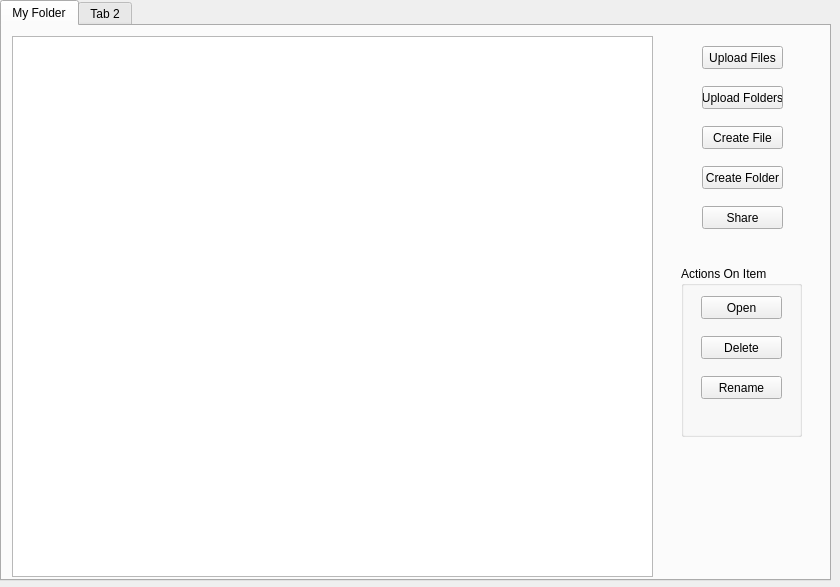
Old version of the form main.ui in the repository Orico83/FileSpace.
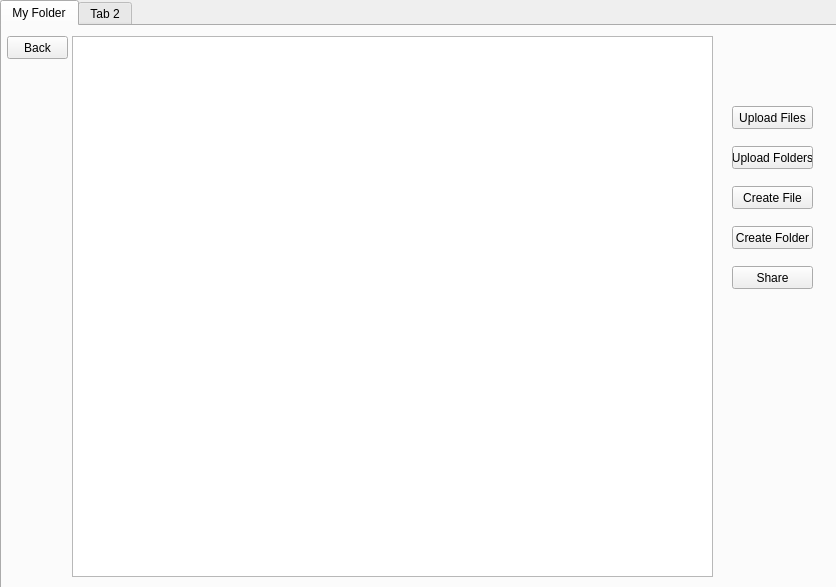
New version of the form.

Commit message: Changed to different view and fixed copy, paste, and cut errors. Still need to sync copy, paste, and cut with server.

What changed in the file:
```diff
--- a/main.ui
+++ b/main.ui
@@ -6,7 +6,7 @@
    <rect>
     <x>0</x>
     <y>0</y>
-    <width>840</width>
+    <width>836</width>
     <height>587</height>
    </rect>
   </property>
@@ -18,8 +18,8 @@
     <rect>
      <x>0</x>
      <y>0</y>
-     <width>831</width>
-     <height>581</height>
+     <width>841</width>
+     <height>591</height>
     </rect>
    </property>
    <property name="currentIndex">
@@ -32,8 +32,8 @@
     <widget class="QPushButton" name="upload_files_button">
      <property name="geometry">
       <rect>
-       <x>700</x>
-       <y>20</y>
+       <x>730</x>
+       <y>80</y>
        <width>81</width>
        <height>23</height>
       </rect>
@@ -45,8 +45,8 @@
     <widget class="QPushButton" name="share_button">
      <property name="geometry">
       <rect>
-       <x>700</x>
-       <y>180</y>
+       <x>730</x>
+       <y>240</y>
        <width>81</width>
        <height>23</height>
       </rect>
@@ -58,8 +58,8 @@
     <widget class="QPushButton" name="upload_folders_button">
      <property name="geometry">
       <rect>
-       <x>700</x>
-       <y>60</y>
+       <x>730</x>
+       <y>120</y>
        <width>81</width>
        <height>23</height>
       </rect>
@@ -68,86 +68,11 @@
       <string>Upload Folders</string>
      </property>
     </widget>
-    <widget class="QGroupBox" name="actions_on_item">
-     <property name="geometry">
-      <rect>
-       <x>679</x>
-       <y>240</y>
-       <width>121</width>
-       <height>171</height>
-      </rect>
-     </property>
-     <property name="font">
-      <font>
-       <weight>50</weight>
-       <bold>false</bold>
-       <underline>false</underline>
-      </font>
-     </property>
-     <property name="title">
-      <string>Actions On Item</string>
-     </property>
-     <property name="flat">
-      <bool>false</bool>
-     </property>
-     <widget class="QPushButton" name="open_button">
-      <property name="geometry">
-       <rect>
-        <x>20</x>
-        <y>30</y>
-        <width>81</width>
-        <height>23</height>
-       </rect>
-      </property>
-      <property name="text">
-       <string>Open</string>
-      </property>
-     </widget>
-     <widget class="QPushButton" name="delete_button">
-      <property name="geometry">
-       <rect>
-        <x>20</x>
-        <y>70</y>
-        <width>81</width>
-        <height>23</height>
-       </rect>
-      </property>
-      <property name="text">
-       <string>Delete</string>
-      </property>
-     </widget>
-     <widget class="QPushButton" name="rename_button">
-      <property name="geometry">
-       <rect>
-        <x>20</x>
-        <y>110</y>
-        <width>81</width>
-        <height>23</height>
-       </rect>
-      </property>
-      <property name="text">
-       <string>Rename</string>
-      </property>
-     </widget>
-    </widget>
-    <widget class="QTreeView" name="tree_view">
-     <property name="geometry">
-      <rect>
-       <x>10</x>
-       <y>10</y>
-       <width>641</width>
-       <height>541</height>
-      </rect>
-     </property>
-     <property name="animated">
-      <bool>false</bool>
-     </property>
-    </widget>
     <widget class="QPushButton" name="create_folder_button">
      <property name="geometry">
       <rect>
-       <x>700</x>
-       <y>140</y>
+       <x>730</x>
+       <y>200</y>
        <width>81</width>
        <height>23</height>
       </rect>
@@ -159,8 +84,8 @@
     <widget class="QPushButton" name="create_file_button">
      <property name="geometry">
       <rect>
-       <x>700</x>
-       <y>100</y>
+       <x>730</x>
+       <y>160</y>
        <width>81</width>
        <height>23</height>
       </rect>
@@ -169,6 +94,32 @@
       <string>Create File</string>
      </property>
     </widget>
+    <widget class="QPushButton" name="go_back_button">
+     <property name="geometry">
+      <rect>
+       <x>5</x>
+       <y>10</y>
+       <width>61</width>
+       <height>23</height>
+      </rect>
+     </property>
+     <property name="text">
+      <string>Back</string>
+     </property>
+    </widget>
+    <widget class="QListView" name="list_view">
+     <property name="geometry">
+      <rect>
+       <x>70</x>
+       <y>10</y>
+       <width>641</width>
+       <height>541</height>
+      </rect>
+     </property>
+     <property name="viewMode">
+      <enum>QListView::IconMode</enum>
+     </property>
+    </widget>
    </widget>
    <widget class="QWidget" name="tab_2">
     <attribute name="title">
```
The commit also changes 5 other files.
